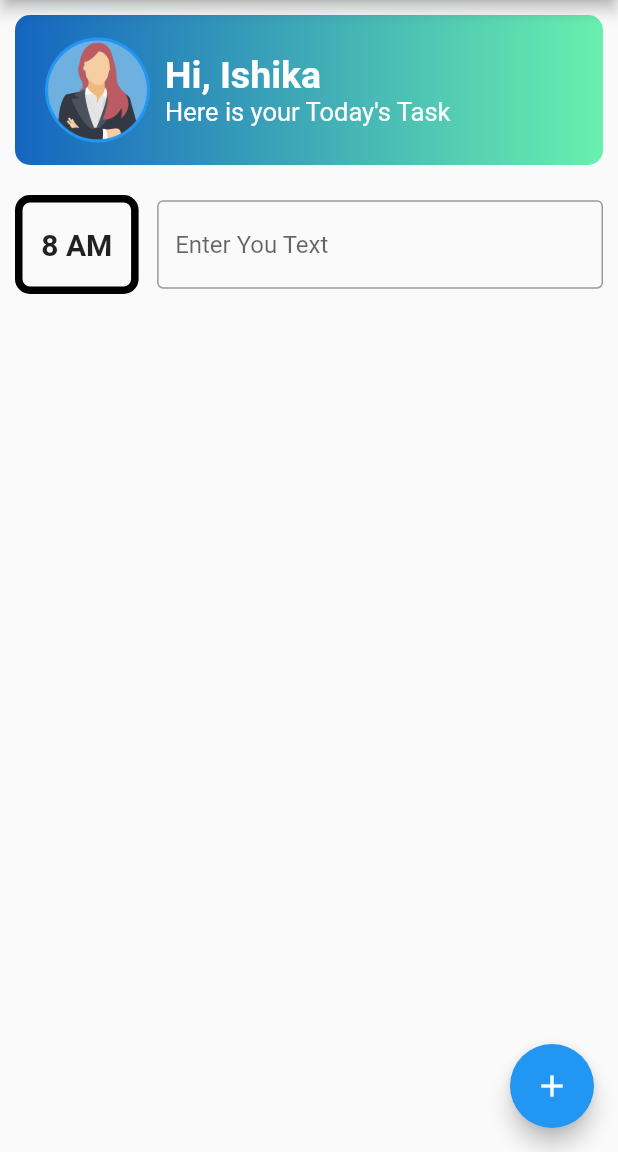
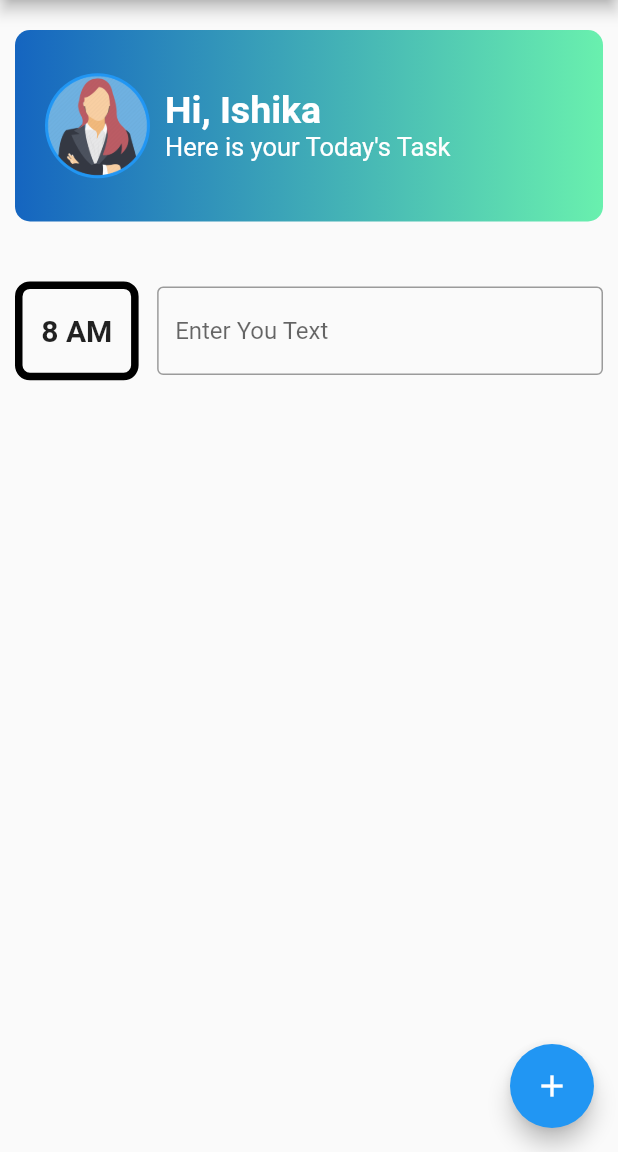
Before and after one commit to Ishikadhameliya/To-Do_App_master_flutter, a Flutter app: the screen it shows after launch, on a phone screen of 412 x 824 dp, the part 84-1236 px from its top. Run offline on Flutter 3.47's test engine with Material 2 defaults, Android fonts, the light colour scheme and no system bars; our stand-ins replace get, sizer.

Commit message:
First Update

```diff
--- a/lib/views/screens/home_page.dart
+++ b/lib/views/screens/home_page.dart
@@ -33,46 +33,52 @@ class _HomePageState extends State<HomePage> {
           }),
         ],
       ),
-      body: GetBuilder<DataController>(
-            builder: (_) {
-              return ListView.builder(
-                  itemCount: dataController.list.length,
-                  itemBuilder: (context, index) => Padding(
-                        padding: const EdgeInsets.all(10),
-                        child: Column(
+      body: Column(
         children: [
-                            Container(
+          SizedBox(
+            height: 10,
+          ),
+          Expanded(
+            flex: 2,
+            child: Padding(
+              padding: EdgeInsets.all(10),
+              child: Container(
                   alignment: Alignment.center,
                   height: 100,
                   width: double.infinity,
                   decoration: BoxDecoration(
                     borderRadius: BorderRadius.circular(10),
-                                gradient:
-                                LinearGradient(colors: [Colors.blue.shade800, Colors.greenAccent]),
+                    gradient: LinearGradient(
+                        colors: [Colors.blue.shade800, Colors.greenAccent]),
                   ),
                   child: Row(
                     children: [
-                                  const SizedBox(width: 20,),
+                      const SizedBox(
+                        width: 20,
+                      ),
                       CircleAvatar(
                         radius: 35,
                         backgroundColor: Colors.blue.shade500,
-                                    child: Image.asset("assets/images/woman.png",fit: BoxFit.fill),
+                        child: Image.asset("assets/images/woman.png",
+                            fit: BoxFit.fill),
                       ),
-                                  const SizedBox(width: 10,),
+                      const SizedBox(
+                        width: 10,
+                      ),
                       Column(
                         mainAxisAlignment: MainAxisAlignment.center,
                         crossAxisAlignment: CrossAxisAlignment.start,
-                                    children: [
-                                      const Text(
+                        children: const [
+                          Text(
                             "Hi, Ishika",
                             style: TextStyle(
                                 fontWeight: FontWeight.bold,
                                 fontSize: 25,
                                 color: Colors.white),
                           ),
-                                      const Text(
+                          Text(
                             "Here is your Today's Task",
-                                        style: const TextStyle(
+                            style: TextStyle(
                                 fontWeight: FontWeight.w400,
                                 fontSize: 17,
                                 color: Colors.white),
@@ -80,34 +86,47 @@ class _HomePageState extends State<HomePage> {
                         ],
                       ),
                     ],
-                              )
+                  )),
             ),
-                            const SizedBox(height: 20,),
-                            Row(
+          ),
+          const SizedBox(
+            height: 20,
+          ),
+          Expanded(
+            flex: 8,
+            child: GetBuilder<DataController>(
+              builder: (_) {
+                return ListView.builder(
+                    itemCount: dataController.list.length,
+                    itemBuilder: (context, index) => Padding(
+                          padding: const EdgeInsets.all(10),
+                          child: Row(
                             children: [
                               Container(
                                 height: 8.h,
                                 width: 20.w,
                                 alignment: Alignment.center,
                                 decoration: BoxDecoration(
-                                      border: Border.all(width: 5,color: Colors.black),
+                                    border: Border.all(
+                                        width: 5, color: Colors.black),
                                     borderRadius: BorderRadius.circular(10)),
                                 child: Text(
                                   dataController.list[index].time,
                                   style: const TextStyle(
-                                        fontSize: 20, fontWeight: FontWeight.bold),
+                                      fontSize: 20,
+                                      fontWeight: FontWeight.bold),
                                 ),
                               ),
                               SizedBox(width: 3.w),
                               Expanded(child: dataController.list[index].body)
                             ],
                           ),
-                          ],
-                        ),
                         ));
               },
             ),
-
+          ),
+        ],
+      ),
       floatingActionButton: FloatingActionButton(
         onPressed: () {
           dataController.addToList();
```
Lines whose indentation alone changed are shown as unchanged.
